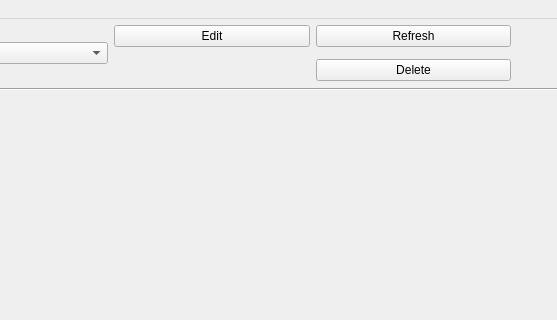
First picture: the form in gui.ui, repository Haudkozaur/masterThesis, before the edit; both pictures show x 300 to 857 and y 0 to 320 of the 857 by 600 pixel window.
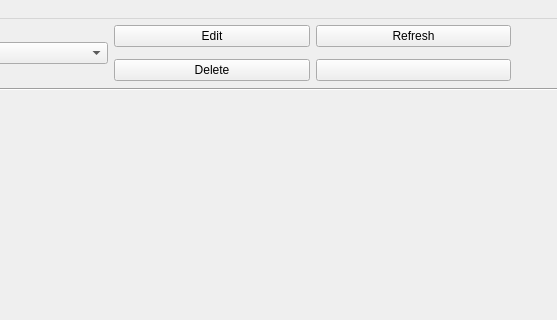
Second picture: the form after the edit.

Diff of the .ui file:
```diff
--- a/gui.ui
+++ b/gui.ui
@@ -96,7 +96,7 @@
        <item row="1" column="1">
         <widget class="QPushButton" name="deleteButton">
          <property name="text">
-          <string>Delete</string>
+          <string/>
          </property>
         </widget>
        </item>
@@ -107,6 +107,13 @@
          </property>
         </widget>
        </item>
+       <item row="1" column="0">
+        <widget class="QPushButton" name="deleteObjectButton">
+         <property name="text">
+          <string>Delete</string>
+         </property>
+        </widget>
+       </item>
       </layout>
      </item>
     </layout>
```
